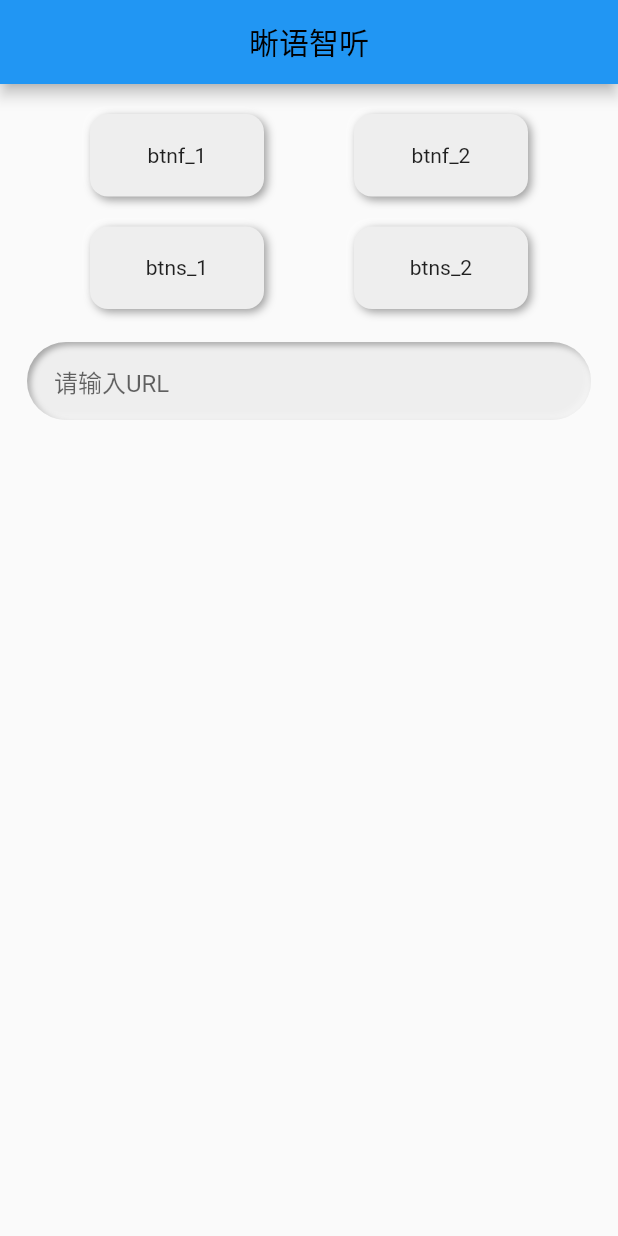
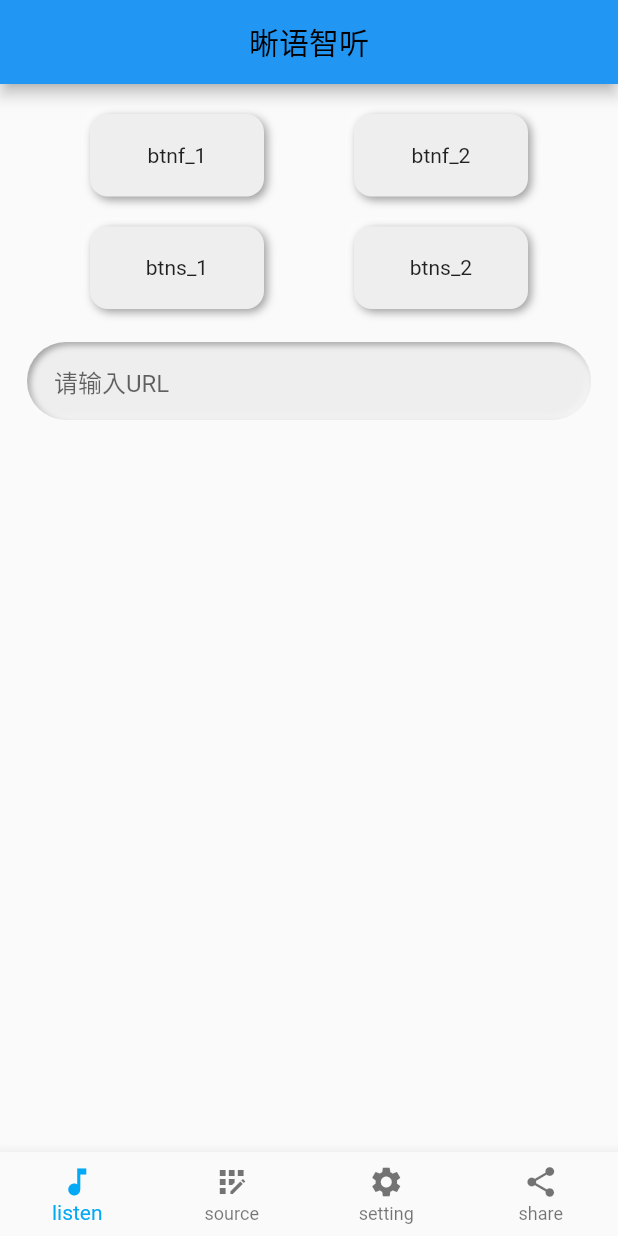
Before and after one commit to Talon750/listen, a Flutter app: the screen it shows after launch, on a phone screen of 412 x 824 dp. Run offline on Flutter 3.47's test engine with Material 2 defaults, Android fonts, the phone set to English and light mode, and no system bars; drawn by our look-alikes of flutter_neumorphic.

```diff
--- a/lib/main.dart
+++ b/lib/main.dart
@@ -11,6 +11,7 @@ class MyApp extends StatefulWidget {
 }
 
 class _MyAppState extends State<MyApp> {
+  int _currentindex=0;
   @override
   Widget build(BuildContext context) {
     return MaterialApp(
@@ -21,6 +22,33 @@ class _MyAppState extends State<MyApp> {
           centerTitle: true,
     ),
         body: newPage(),
+        bottomNavigationBar: BottomNavigationBar(
+          type: BottomNavigationBarType.fixed,
+          currentIndex: _currentindex,
+          onTap: (int index){
+            setState(() {
+              this._currentindex=index;
+            });
+          },
+          items: [
+            BottomNavigationBarItem(
+                icon: Icon(Icons.music_note),
+                label: "listen",
+            ),
+            BottomNavigationBarItem(
+              icon: Icon(Icons.app_registration),
+              label: "source",
+            ),
+            BottomNavigationBarItem(
+              icon: Icon(Icons.settings),
+              label: "setting",
+            ),
+            BottomNavigationBarItem(
+              icon: Icon(Icons.share),
+              label: "share",
+            )
+          ],
+        ),
       ),
       theme: ThemeData(
   primarySwatch: Colors.lightBlue
```
